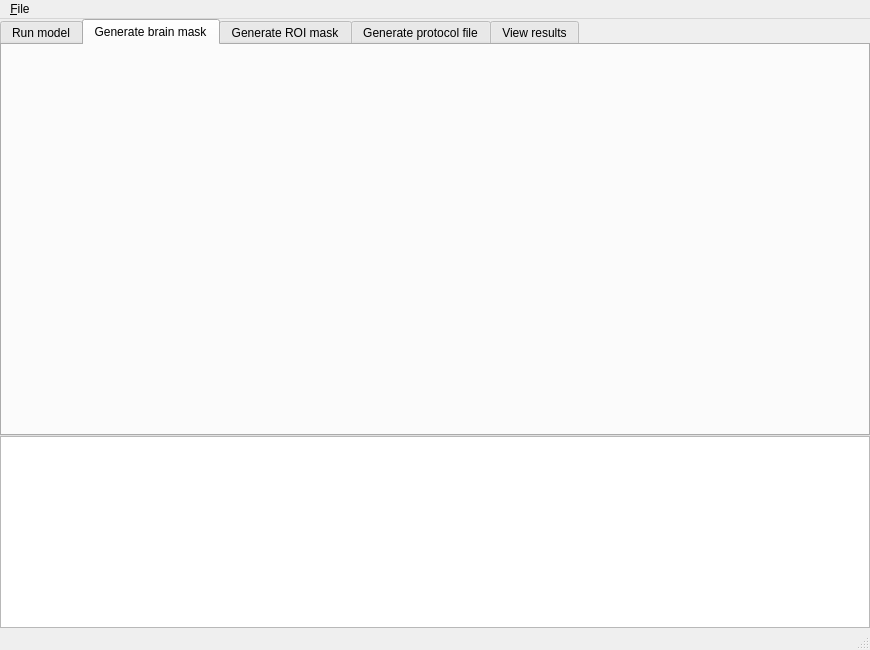
This is mdt/data/qt_designs/gui_single.ui in robbert-harms/MDT as Qt 5 draws it before an edit. The edited form follows.
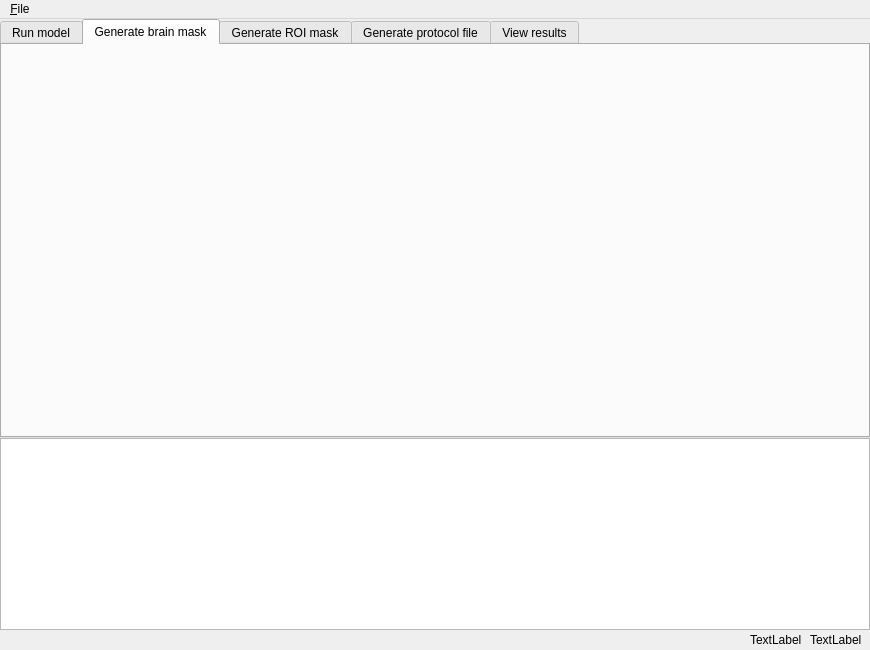
This is the edited form. Icons and pictures are not drawn.

What changed in the file:
```diff
--- a/mdt/data/qt_designs/gui_single.ui
+++ b/mdt/data/qt_designs/gui_single.ui
@@ -10,6 +10,12 @@
     <height>650</height>
    </rect>
   </property>
+  <property name="sizePolicy">
+   <sizepolicy hsizetype="Preferred" vsizetype="Preferred">
+    <horstretch>0</horstretch>
+    <verstretch>0</verstretch>
+   </sizepolicy>
+  </property>
   <property name="windowTitle">
    <string>Maastricht Diffusion Toolbox</string>
   </property>
@@ -17,7 +23,16 @@
    <iconset resource="gui_single.qrc">
     <normaloff>:/gui_single/logo.gif</normaloff>:/gui_single/logo.gif</iconset>
   </property>
+  <property name="tabShape">
+   <enum>QTabWidget::Rounded</enum>
+  </property>
   <widget class="QWidget" name="centralwidget">
+   <property name="sizePolicy">
+    <sizepolicy hsizetype="Preferred" vsizetype="Preferred">
+     <horstretch>0</horstretch>
+     <verstretch>0</verstretch>
+    </sizepolicy>
+   </property>
    <layout class="QVBoxLayout" name="verticalLayout">
     <property name="spacing">
      <number>0</number>
@@ -112,6 +127,46 @@
       </property>
      </widget>
     </item>
+    <item>
+     <layout class="QHBoxLayout" name="horizontalLayout">
+      <property name="spacing">
+       <number>8</number>
+      </property>
+      <property name="topMargin">
+       <number>0</number>
+      </property>
+      <property name="rightMargin">
+       <number>8</number>
+      </property>
+      <item>
+       <spacer name="horizontalSpacer">
+        <property name="orientation">
+         <enum>Qt::Horizontal</enum>
+        </property>
+        <property name="sizeHint" stdset="0">
+         <size>
+          <width>40</width>
+          <height>20</height>
+         </size>
+        </property>
+       </spacer>
+      </item>
+      <item>
+       <widget class="QLabel" name="executionStatusLabel">
+        <property name="text">
+         <string>TextLabel</string>
+        </property>
+       </widget>
+      </item>
+      <item>
+       <widget class="QLabel" name="executionStatusIcon">
+        <property name="text">
+         <string>TextLabel</string>
+        </property>
+       </widget>
+      </item>
+     </layout>
+    </item>
    </layout>
   </widget>
   <widget class="QMenuBar" name="menubar">
@@ -132,7 +187,6 @@
    </widget>
    <addaction name="menuMenu"/>
   </widget>
-  <widget class="QStatusBar" name="statusbar"/>
   <action name="actionExit">
    <property name="text">
     <string>&amp;Quit</string>
```
Left out of the diff: 9 changed lines with no effect on the pictures.
